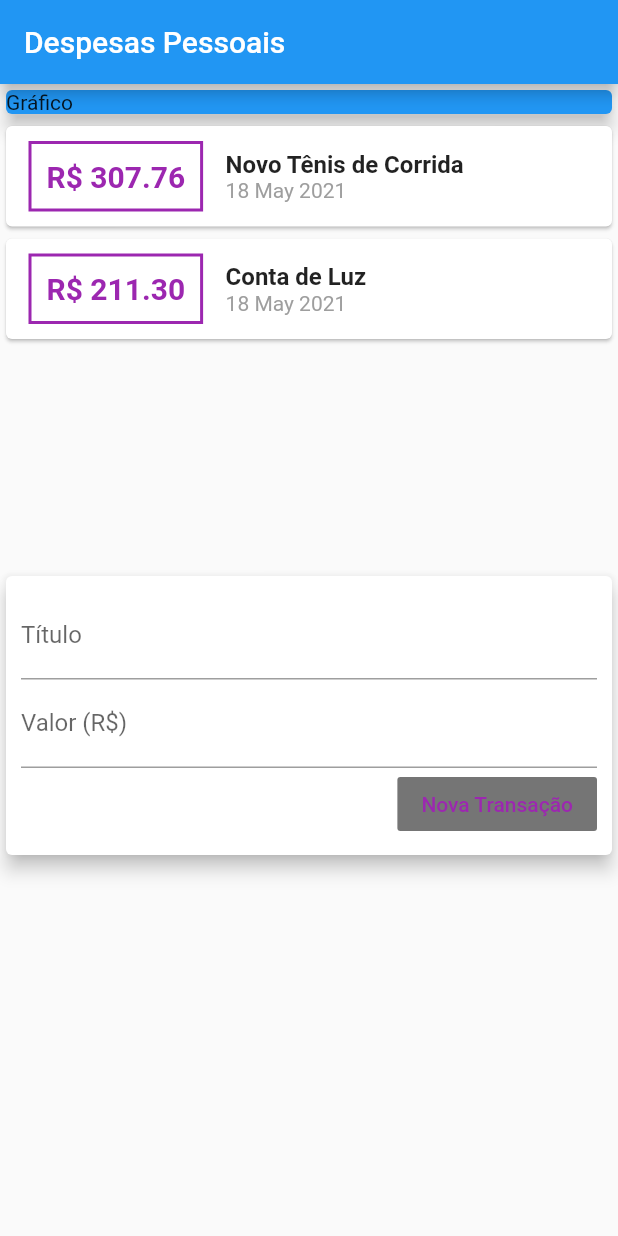
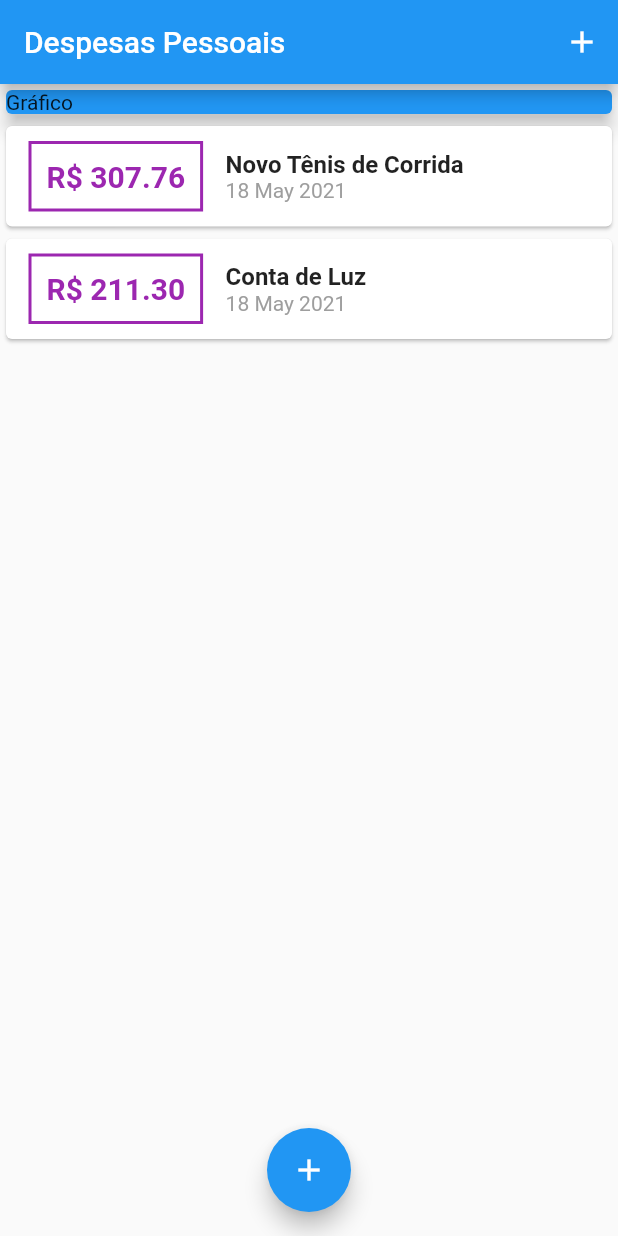
Before and after one commit to joaop-aguiar/projeto2_cod3r, a Flutter app: the screen it shows after launch, on a phone screen of 412 x 824 dp. Run offline on Flutter 3.47's test engine with Material 2 defaults, Android fonts, the phone set to English and light mode, and no system bars.

Commit message:
Refatorado e removido transaction_user

```diff
--- a/lib/components/transaction_user.dart
+++ /dev/null
@@ -1,46 +0,0 @@
-import 'dart:math';
-
-import 'package:flutter/material.dart';
-import 'transaction_form.dart';
-import 'transaction_list.dart';
-import '../models/transaction.dart';
-
-class TransactionUser extends StatefulWidget {
-  @override
-  _TransactionUserState createState() => _TransactionUserState();
-}
-
-class _TransactionUserState extends State<TransactionUser> {
-  final _transactions = [
-    Transaction(
-        id: 't1',
-        title: 'Novo Tênis de Corrida',
-        value: 307.76,
-        date: DateTime.now()),
-    Transaction(
-        id: 't2', title: 'Conta de Luz', value: 211.30, date: DateTime.now()),
-  ];
-
-  _addTransaction(String title, double value) {
-    final newTransaction = Transaction(
-      id: Random().nextDouble().toString(),
-      title: title,
-      value: value,
-      date: DateTime.now(),
-    );
-
-    setState(() {
-      _transactions.add(newTransaction);
-    });
-  }
-
-  @override
-  Widget build(BuildContext context) {
-    return Column(
-      children: [
-        TransactionList(_transactions),
-        TransactionForm(_addTransaction),
-      ],
-    );
-  }
-}
--- a/lib/main.dart
+++ b/lib/main.dart
@@ -1,6 +1,9 @@
 import 'package:flutter/material.dart';
-import 'components/transaction_user.dart';
-
+import 'package:projeto2_cod3r/components/transaction_form.dart';
+import './components/transaction_form.dart';
+import './components/transaction_list.dart';
+import 'models/transaction.dart';
+import 'dart:math';
 
 main() => runApp(ExpensesApp());
 
@@ -14,12 +17,54 @@ class ExpensesApp extends StatelessWidget {
   }
 }
 
-class MyHomePage extends StatelessWidget {
+class MyHomePage extends StatefulWidget {
+  @override
+  _MyHomePageState createState() => _MyHomePageState();
+}
+
+class _MyHomePageState extends State<MyHomePage> {
+  final _transactions = [
+    Transaction(
+        id: 't1',
+        title: 'Novo Tênis de Corrida',
+        value: 307.76,
+        date: DateTime.now()),
+    Transaction(
+        id: 't2', title: 'Conta de Luz', value: 211.30, date: DateTime.now()),
+  ];
+
+  _addTransaction(String title, double value) {
+    final newTransaction = Transaction(
+      id: Random().nextDouble().toString(),
+      title: title,
+      value: value,
+      date: DateTime.now(),
+    );
+
+    setState(() {
+      _transactions.add(newTransaction);
+    });
+  }
+
+  _openTransactionFormModal(BuildContext context) {
+    showModalBottomSheet(
+      context: context,
+      builder: (_) {
+        return TransactionForm(_addTransaction);
+      },
+    );
+  }
 
   @override
   Widget build(BuildContext context) {
     return Scaffold(
       appBar: AppBar(
+        actions: [
+          IconButton(
+            icon: Icon(Icons.add),
+            onPressed: () => _openTransactionFormModal(context),
+          )
+        ],
         title: Text('Despesas Pessoais'),
       ),
       body: SingleChildScrollView(
@@ -33,10 +78,15 @@ class MyHomePage extends StatelessWidget {
                 elevation: 5,
               ),
             ),
-            TransactionUser(),
+              TransactionList(_transactions),
           ],
         ),
       ),
+      floatingActionButton: FloatingActionButton(
+        child: Icon(Icons.add),
+        onPressed: () => _openTransactionFormModal(context),
+      ),
+      floatingActionButtonLocation: FloatingActionButtonLocation.centerFloat,
     );
   }
 }
```
Also changed, not shown: lib/components/transaction_form.dart (+11 -5 lines).
